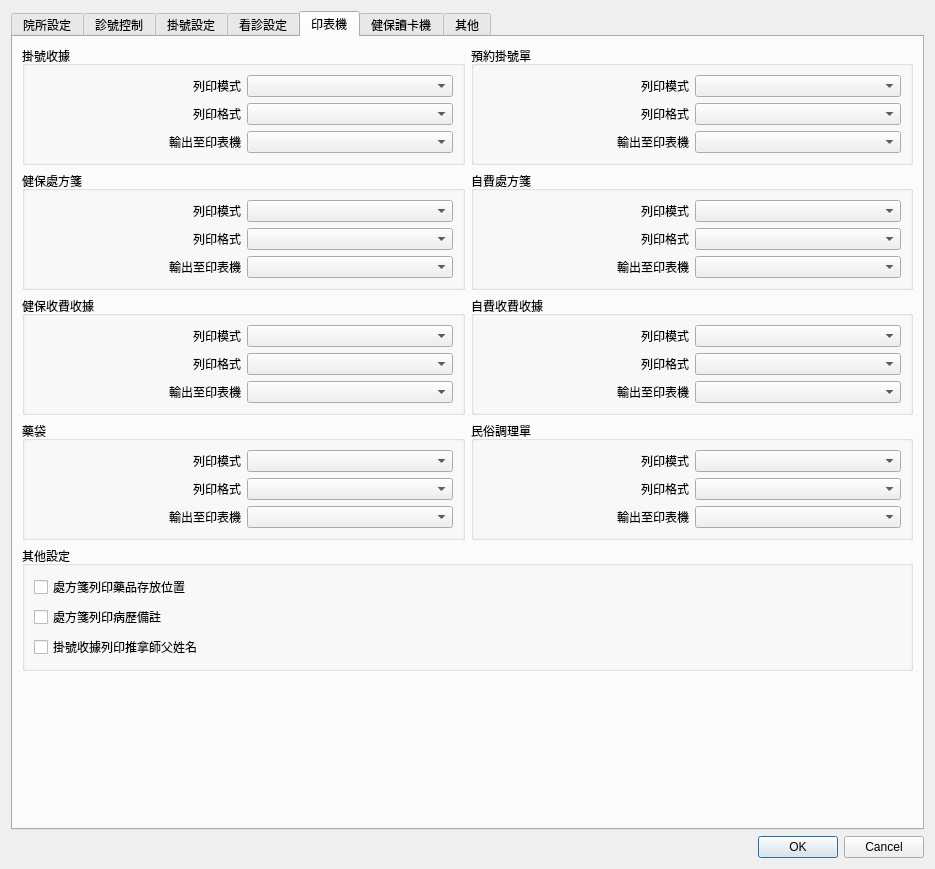
This is ui/dialog_settings.ui in picacat/pyMedical as Qt 5 draws it before an edit. The edited form follows.
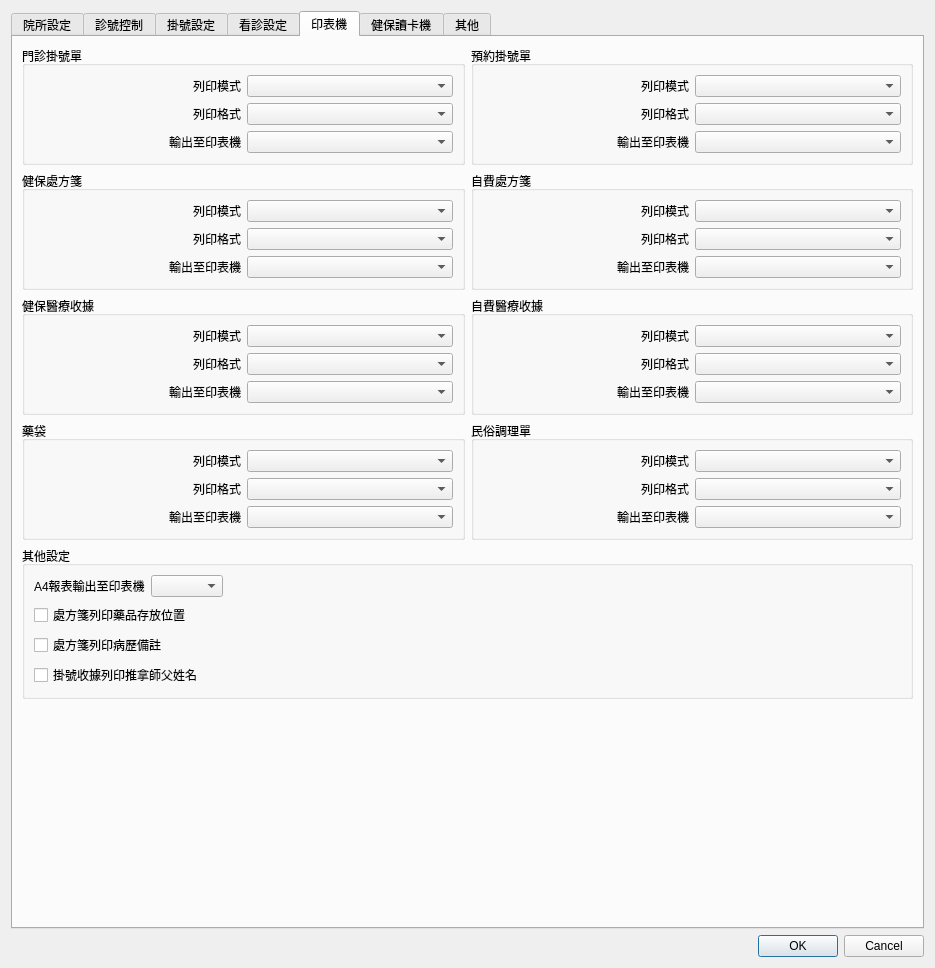
This is the edited form. The open tabs and pages were chosen to show the change. Icons and pictures are not drawn.

What changed in the file:
```diff
--- a/ui/dialog_settings.ui
+++ b/ui/dialog_settings.ui
@@ -7,7 +7,7 @@
     <x>0</x>
     <y>0</y>
     <width>935</width>
-    <height>869</height>
+    <height>968</height>
    </rect>
   </property>
   <property name="sizePolicy">
@@ -963,7 +963,7 @@
            <item>
             <widget class="QGroupBox" name="groupBox_15">
              <property name="title">
-              <string>掛號收據</string>
+              <string>門診掛號單</string>
              </property>
              <property name="flat">
               <bool>true</bool>
@@ -1191,7 +1191,7 @@
            <item>
             <widget class="QGroupBox" name="groupBox_22">
              <property name="title">
-              <string>健保收費收據</string>
+              <string>健保醫療收據</string>
              </property>
              <property name="flat">
               <bool>true</bool>
@@ -1246,7 +1246,7 @@
            <item>
             <widget class="QGroupBox" name="groupBox_23">
              <property name="title">
-              <string>自費收費收據</string>
+              <string>自費醫療收據</string>
              </property>
              <property name="flat">
               <bool>true</bool>
@@ -1423,6 +1423,33 @@
             <bool>true</bool>
            </property>
            <layout class="QVBoxLayout" name="verticalLayout_30">
+            <item>
+             <layout class="QHBoxLayout" name="horizontalLayout_6">
+              <item>
+               <widget class="QLabel" name="label_58">
+                <property name="text">
+                 <string>A4報表輸出至印表機</string>
+                </property>
+               </widget>
+              </item>
+              <item>
+               <widget class="QComboBox" name="comboBox_report_printer"/>
+              </item>
+              <item>
+               <spacer name="horizontalSpacer_12">
+                <property name="orientation">
+                 <enum>Qt::Horizontal</enum>
+                </property>
+                <property name="sizeHint" stdset="0">
+                 <size>
+                  <width>40</width>
+                  <height>20</height>
+                 </size>
+                </property>
+               </spacer>
+              </item>
+             </layout>
+            </item>
             <item>
              <widget class="QCheckBox" name="checkBox_9">
               <property name="text">
```
Left out of the diff: 76 changed lines with no effect on the pictures.
